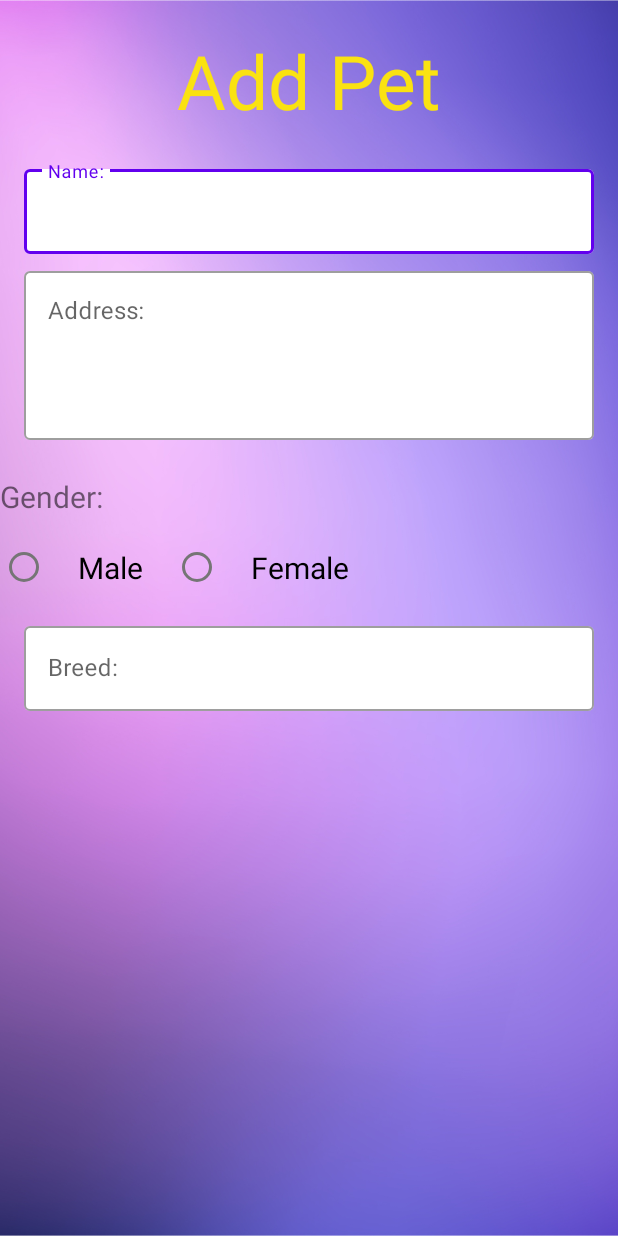
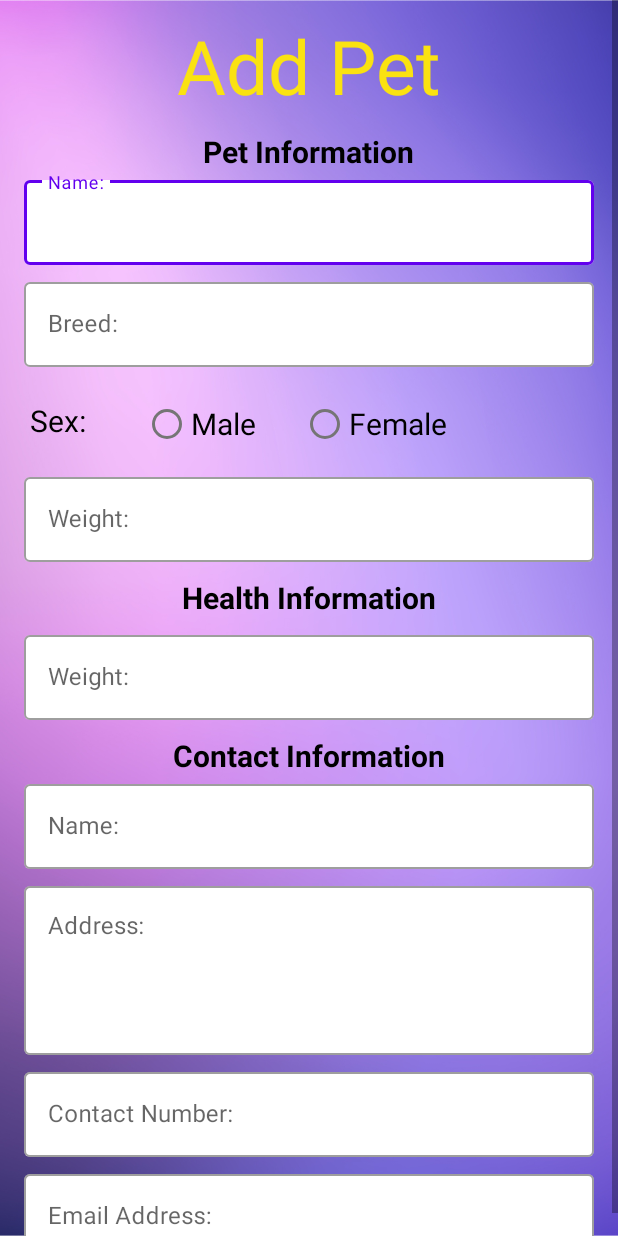
Before and after one commit to renzewithane/TFFI-Finder, an Android app: the AddPet screen opened directly, with no data from a screen before it, on a phone screen of 412 x 824 dp. Run offline under Robolectric (Android 15) with nearby library versions, the phone set to English and light mode, and no system bars; Roboto replaces fonts that are not available here.

Commit message:
Add Pet Layout

```diff
--- a/app/src/main/res/layout/activity_add_pet.xml
+++ b/app/src/main/res/layout/activity_add_pet.xml
@@ -17,10 +17,21 @@
             android:id="@+id/addPet"
             android:layout_width="wrap_content"
             android:layout_height="wrap_content"
-            android:padding="20dp"
             android:text="@string/add_pet"
             android:textColor="@color/yellow"
             android:textSize="50sp"
+            android:layout_marginTop="10dp"
+            android:layout_gravity="center"/>
+
+        <TextView
+            android:id="@+id/personal_Info"
+            android:layout_width="wrap_content"
+            android:layout_height="wrap_content"
+            android:layout_marginTop="10dp"
+            android:text="@string/pet_informationLabel"
+            android:textColor="@color/black"
+            android:textSize="20sp"
+            android:textStyle="bold"
             android:layout_gravity="center"/>
 
         <com.google.android.material.textfield.TextInputLayout
@@ -39,6 +50,128 @@
         </com.google.android.material.textfield.TextInputLayout>
 
         <com.google.android.material.textfield.TextInputLayout
+            android:id="@+id/breed"
+            android:layout_width="match_parent"
+            android:layout_height="wrap_content"
+            android:layout_marginStart="16dp"
+            android:layout_marginEnd="16dp"
+            android:layout_marginTop="6dp"
+            style="@style/Widget.MaterialComponents.TextInputLayout.OutlinedBox"
+            app:boxBackgroundColor="@color/white">
+            <com.google.android.material.textfield.TextInputEditText
+                android:layout_width="match_parent"
+                android:layout_height="wrap_content"
+                android:hint="@string/breed"
+                android:inputType="text"
+                app:layout_constraintTop_toBottomOf="@+id/gender"/>
+        </com.google.android.material.textfield.TextInputLayout>
+
+        <TextView
+            android:id="@+id/genderTxt"
+            android:layout_width="wrap_content"
+            android:layout_height="wrap_content"
+            android:layout_marginTop="22dp"
+            android:layout_marginStart="20dp"
+            android:text="@string/sex_label"
+            android:textSize="20sp"
+            android:textColor="@color/black"
+            app:layout_constraintTop_toBottomOf="@+id/breed"
+            tools:layout_editor_absoluteX="55dp" />
+
+        <RadioGroup
+            android:id="@+id/gender"
+            android:layout_width="wrap_content"
+            android:layout_height="wrap_content"
+            android:orientation="horizontal"
+            android:layout_marginStart="95dp"
+            android:layout_marginTop="-35dp">
+
+            <RadioButton
+                android:layout_width="wrap_content"
+                android:layout_height="wrap_content"
+                android:text="@string/male"
+                android:textSize="20sp" />
+
+            <RadioButton
+                android:layout_width="wrap_content"
+                android:layout_height="wrap_content"
+                android:layout_marginStart="30dp"
+                android:text="@string/female"
+                android:textSize="20sp" />
+        </RadioGroup>
+
+        <com.google.android.material.textfield.TextInputLayout
+            android:id="@+id/weight"
+            android:layout_width="match_parent"
+            android:layout_height="wrap_content"
+            android:layout_marginStart="16dp"
+            android:layout_marginEnd="16dp"
+            android:layout_marginTop="6dp"
+            style="@style/Widget.MaterialComponents.TextInputLayout.OutlinedBox"
+            app:boxBackgroundColor="@color/white">
+            <com.google.android.material.textfield.TextInputEditText
+                android:layout_width="match_parent"
+                android:layout_height="wrap_content"
+                android:hint="@string/weight"
+                android:inputType="phone" />
+        </com.google.android.material.textfield.TextInputLayout>
+
+        <TextView
+            android:id="@+id/health_Info"
+            android:layout_width="wrap_content"
+            android:layout_height="wrap_content"
+            android:layout_marginTop="10dp"
+            android:text="@string/health_informationLabel"
+            android:textColor="@color/black"
+            android:textSize="20sp"
+            android:textStyle="bold"
+            android:layout_gravity="center"/>
+
+        <com.google.android.material.textfield.TextInputLayout
+            android:id="@+id/allergies"
+            android:layout_width="match_parent"
+            android:layout_height="wrap_content"
+            android:layout_marginStart="16dp"
+            android:layout_marginEnd="16dp"
+            android:layout_marginTop="6dp"
+            style="@style/Widget.MaterialComponents.TextInputLayout.OutlinedBox"
+            app:boxBackgroundColor="@color/white">
+            <com.google.android.material.textfield.TextInputEditText
+                android:layout_width="match_parent"
+                android:layout_height="wrap_content"
+                android:hint="@string/weight"
+                android:inputType="phone" />
+        </com.google.android.material.textfield.TextInputLayout>
+
+
+        <TextView
+            android:id="@+id/contact_Info"
+            android:layout_width="wrap_content"
+            android:layout_height="wrap_content"
+            android:layout_marginTop="10dp"
+            android:text="@string/contact_informationLabel"
+            android:textColor="@color/black"
+            android:textSize="20sp"
+            android:textStyle="bold"
+            android:layout_gravity="center"/>
+
+        <com.google.android.material.textfield.TextInputLayout
+            android:id="@+id/ownerName"
+            android:layout_width="match_parent"
+            android:layout_height="wrap_content"
+            android:layout_marginStart="16dp"
+            android:layout_marginEnd="16dp"
+            style="@style/Widget.MaterialComponents.TextInputLayout.OutlinedBox"
+            app:boxBackgroundColor="@color/white">
+            <com.google.android.material.textfield.TextInputEditText
+                android:layout_width="match_parent"
+                android:layout_height="wrap_content"
+                android:hint="@string/name"
+                android:inputType="text" />
+        </com.google.android.material.textfield.TextInputLayout>
+
+        <com.google.android.material.textfield.TextInputLayout
+            android:id="@+id/address"
             android:layout_width="match_parent"
             android:layout_height="wrap_content"
             android:layout_marginStart="16dp"
@@ -48,7 +181,6 @@
             app:layout_constraintTop_toBottomOf="@+id/petName"
             app:boxBackgroundColor="@color/white">
             <com.google.android.material.textfield.TextInputEditText
-                android:id="@+id/address"
                 android:layout_width="match_parent"
                 android:layout_height="wrap_content"
                 android:hint="@string/address"
@@ -61,54 +193,36 @@
                 android:scrollHorizontally="false"/>
         </com.google.android.material.textfield.TextInputLayout>
 
-
-        <TextView
-            android:id="@+id/genderTxt"
-            android:layout_width="wrap_content"
-            android:layout_height="wrap_content"
-            android:layout_marginTop="24dp"
-            android:text="@string/gender"
-            android:textSize="20sp"
-            app:layout_constraintTop_toBottomOf="@+id/breed"
-            tools:layout_editor_absoluteX="55dp" />
-
-        <RadioGroup
-            android:id="@+id/gender"
-            android:layout_width="wrap_content"
-            android:layout_height="wrap_content"
-            android:orientation="horizontal"
-            app:layout_constraintEnd_toEndOf="parent"
-            app:layout_constraintTop_toBottomOf="@+id/breed">
-
-            <RadioButton
-                android:layout_width="wrap_content"
-                android:layout_height="wrap_content"
-                android:padding="20dp"
-                android:text="Male"
-                android:textSize="20sp" />
-
-            <RadioButton
-                android:layout_width="wrap_content"
-                android:layout_height="wrap_content"
-                android:padding="20dp"
-                android:text="Female"
-                android:textSize="20sp" />
-        </RadioGroup>
-
         <com.google.android.material.textfield.TextInputLayout
-            android:id="@+id/breed"
+            android:id="@+id/phone"
             android:layout_width="match_parent"
             android:layout_height="wrap_content"
             android:layout_marginStart="16dp"
             android:layout_marginEnd="16dp"
+            android:layout_marginTop="6dp"
             style="@style/Widget.MaterialComponents.TextInputLayout.OutlinedBox"
             app:boxBackgroundColor="@color/white">
             <com.google.android.material.textfield.TextInputEditText
                 android:layout_width="match_parent"
                 android:layout_height="wrap_content"
-                android:hint="@string/breed"
-                android:inputType="text"
-                app:layout_constraintTop_toBottomOf="@+id/gender"/>
+                android:hint="@string/contact_number"
+                android:inputType="phone" />
+        </com.google.android.material.textfield.TextInputLayout>
+
+        <com.google.android.material.textfield.TextInputLayout
+            android:id="@+id/email"
+            android:layout_width="match_parent"
+            android:layout_height="wrap_content"
+            android:layout_marginStart="16dp"
+            android:layout_marginEnd="16dp"
+            android:layout_marginTop="6dp"
+            style="@style/Widget.MaterialComponents.TextInputLayout.OutlinedBox"
+            app:boxBackgroundColor="@color/white">
+            <com.google.android.material.textfield.TextInputEditText
+                android:layout_width="match_parent"
+                android:layout_height="wrap_content"
+                android:hint="@string/email_address"
+                android:inputType="textEmailAddress" />
         </com.google.android.material.textfield.TextInputLayout>
 
     </LinearLayout>
--- a/app/src/main/res/values/strings.xml
+++ b/app/src/main/res/values/strings.xml
@@ -56,5 +56,10 @@
     <string name="pet_name_label">Pet Name:</string>
     <string name="pet_type_and_breed_label">Pet Type and Breed:</string>
     <string name="birthday_text">Birthday:</string>
+    <string name="pet_informationLabel">Pet Information</string>
+    <string name="contact_informationLabel">Contact Information</string>
+    <string name="male">Male</string>
+    <string name="female">Female</string>
+    <string name="health_informationLabel">Health Information</string>
 
 </resources>
```
